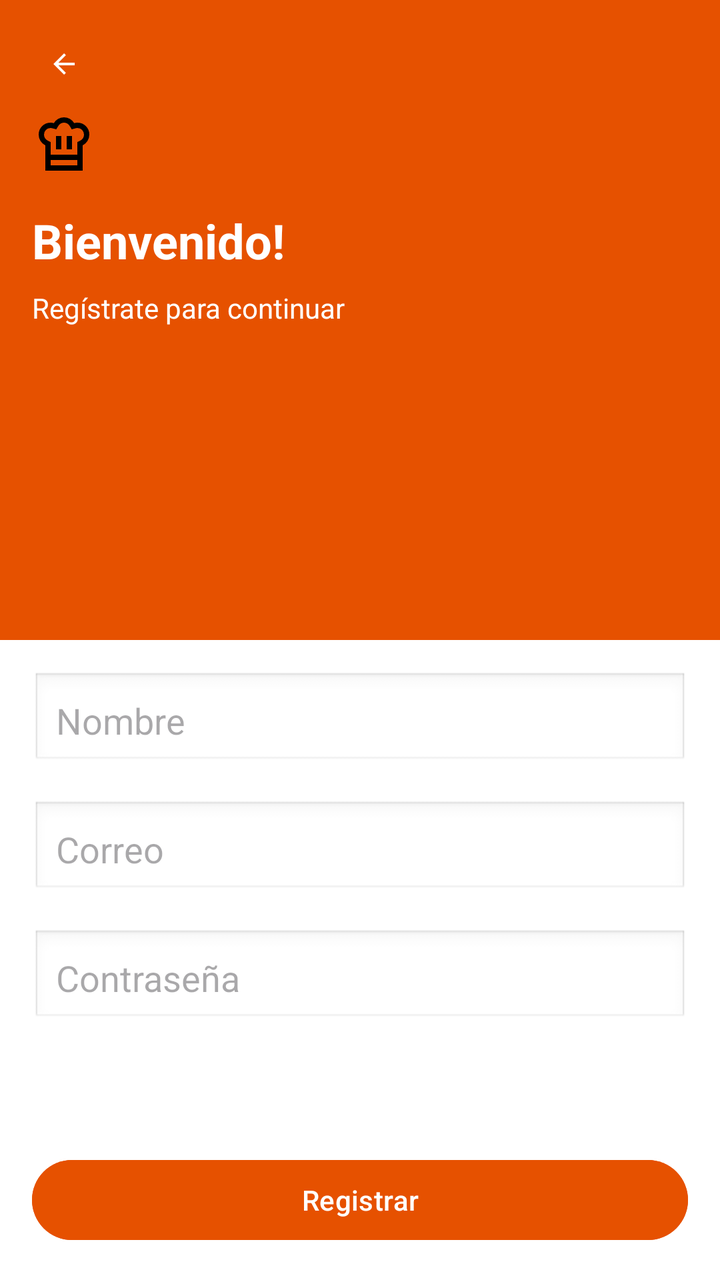
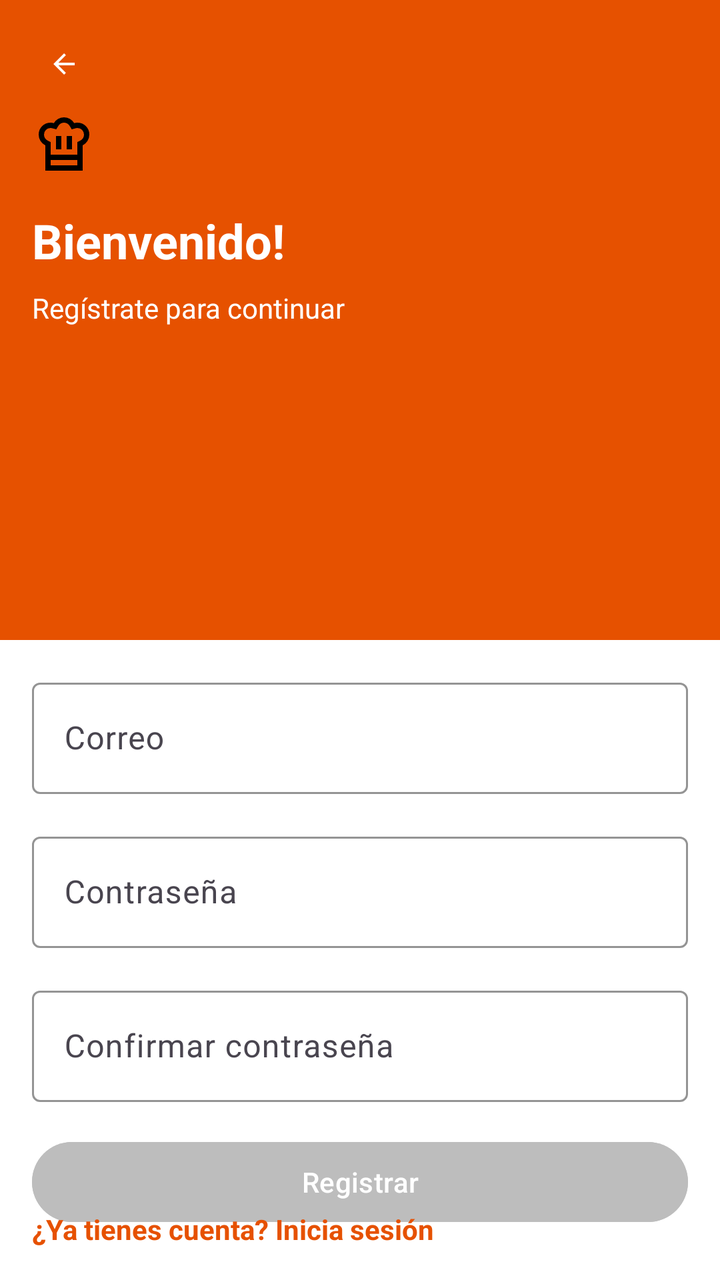

The first picture is an Android layout as it rendered before a commit; the second is the same layout after the commit. The layout source and the unified diff follow.
<!-- AndroidManifest.xml: application theme Theme.ZambuRecetas -->
<!-- res/layout/fragment_register.xml -->
<?xml version="1.0" encoding="utf-8"?>
<androidx.constraintlayout.widget.ConstraintLayout
    xmlns:android="http://schemas.android.com/apk/res/android"
    xmlns:app="http://schemas.android.com/apk/res-auto"
    xmlns:tools="http://schemas.android.com/tools"
    android:layout_width="match_parent"
    android:layout_height="match_parent"
    tools:context=".Register">

    <View
        android:id="@+id/viewOrange"
        android:layout_width="0dp"
        android:layout_height="0dp"
        android:background="#E65100"
        app:layout_constraintBottom_toTopOf="@+id/viewWhite"
        app:layout_constraintEnd_toEndOf="parent"
        app:layout_constraintStart_toStartOf="parent"
        app:layout_constraintTop_toTopOf="parent"
        app:layout_constraintVertical_weight="1" />

    <View
        android:id="@+id/viewWhite"
        android:layout_width="0dp"
        android:layout_height="0dp"
        android:background="#FFFFFF"
        app:layout_constraintBottom_toBottomOf="parent"
        app:layout_constraintEnd_toEndOf="parent"
        app:layout_constraintStart_toStartOf="parent"
        app:layout_constraintTop_toBottomOf="@+id/viewOrange"
        app:layout_constraintVertical_weight="1" />

    <ImageButton
        android:id="@+id/btnBack"
        android:layout_width="32dp"
        android:layout_height="32dp"
        android:layout_marginStart="16dp"
        android:layout_marginTop="16dp"
        android:background="@android:color/transparent"
        android:contentDescription="Regresar"
        android:src="@drawable/icono_atras"
        app:layout_constraintStart_toStartOf="parent"
        app:layout_constraintTop_toTopOf="parent"
        app:tint="#FFFFFF" />

    <ImageView
        android:id="@+id/ivLogo"
        android:layout_width="32dp"
        android:layout_height="32dp"
        android:layout_marginStart="16dp"
        android:layout_marginTop="8dp"
        android:contentDescription="Logo"
        android:src="@drawable/icono_login"
        app:layout_constraintStart_toStartOf="parent"
        app:layout_constraintTop_toBottomOf="@+id/btnBack" />

    <TextView
        android:id="@+id/tvTitle"
        android:layout_width="wrap_content"
        android:layout_height="wrap_content"
        android:layout_marginStart="16dp"
        android:layout_marginTop="16dp"
        android:text="Bienvenido!"
        android:textColor="#FFFFFF"
        android:textSize="24sp"
        android:textStyle="bold"
        app:layout_constraintStart_toStartOf="parent"
        app:layout_constraintTop_toBottomOf="@+id/ivLogo" />

    <TextView
        android:id="@+id/tvSubtitle"
        android:layout_width="wrap_content"
        android:layout_height="wrap_content"
        android:layout_marginStart="16dp"
        android:layout_marginTop="8dp"
        android:text="Regístrate para continuar"
        android:textColor="#FFFFFF"
        android:textSize="14sp"
        app:layout_constraintStart_toStartOf="parent"
        app:layout_constraintTop_toBottomOf="@+id/tvTitle" />

    <EditText
        android:id="@+id/etName"
        android:layout_width="0dp"
        android:layout_height="wrap_content"
        android:layout_marginStart="16dp"
        android:layout_marginTop="16dp"
        android:layout_marginEnd="16dp"
        android:background="@android:drawable/edit_text"
        android:hint="Nombre"
        android:inputType="textPersonName"
        android:padding="12dp"
        app:layout_constraintEnd_toEndOf="parent"
        app:layout_constraintStart_toStartOf="parent"
        app:layout_constraintTop_toTopOf="@+id/viewWhite" />

    <EditText
        android:id="@+id/etEmail"
        android:layout_width="0dp"
        android:layout_height="wrap_content"
        android:layout_marginStart="16dp"
        android:layout_marginTop="16dp"
        android:layout_marginEnd="16dp"
        android:background="@android:drawable/edit_text"
        android:hint="Correo"
        android:inputType="textEmailAddress"
        android:padding="12dp"
        app:layout_constraintEnd_toEndOf="parent"
        app:layout_constraintStart_toStartOf="parent"
        app:layout_constraintTop_toBottomOf="@+id/etName" />

    <EditText
        android:id="@+id/etPassword"
        android:layout_width="0dp"
        android:layout_height="wrap_content"
        android:layout_marginStart="16dp"
        android:layout_marginTop="16dp"
        android:layout_marginEnd="16dp"
        android:background="@android:drawable/edit_text"
        android:hint="Contraseña"
        android:inputType="textPassword"
        android:padding="12dp"
        app:layout_constraintEnd_toEndOf="parent"
        app:layout_constraintStart_toStartOf="parent"
        app:layout_constraintTop_toBottomOf="@+id/etEmail" />

    <Button
        android:id="@+id/btnRegister"
        android:layout_width="0dp"
        android:layout_height="wrap_content"
        android:layout_marginStart="16dp"
        android:layout_marginEnd="16dp"
        android:layout_marginBottom="16dp"
        android:backgroundTint="#E65100"
        android:text="Registrar"
        android:textColor="#FFFFFF"
        app:layout_constraintBottom_toBottomOf="parent"
        app:layout_constraintEnd_toEndOf="parent"
        app:layout_constraintStart_toStartOf="parent" />

</androidx.constraintlayout.widget.ConstraintLayout>
<!-- resources referenced by this layout -->
<resources>
  <!-- drawable icono_atras (drawable) -->
  <vector xmlns:android="http://schemas.android.com/apk/res/android" android:autoMirrored="true" android:height="16dp" android:tint="#000000" android:viewportHeight="960" android:viewportWidth="960" android:width="16dp">
        
      <path android:fillColor="@android:color/white" android:pathData="M313,520L537,744L480,800L160,480L480,160L537,216L313,440L800,440L800,520L313,520Z"/>
      
  </vector>
  <!-- drawable icono_login (drawable) -->
  <vector xmlns:android="http://schemas.android.com/apk/res/android" android:height="16dp" android:tint="#000000" android:viewportHeight="960" android:viewportWidth="960" android:width="16dp">
        
      <path android:fillColor="@android:color/white" android:pathData="M360,560L440,560L440,360L360,360L360,560ZM200,500Q154,477 127,433.5Q100,390 100,339Q100,264 151.5,212Q203,160 278,160Q290,160 302.5,162Q315,164 327,167L327,167L327,167Q352,126 392,103Q432,80 480,80Q528,80 568,103Q608,126 633,167L633,167L633,167Q645,164 657,162Q669,160 682,160Q757,160 808.5,212Q860,264 860,339Q860,390 833,433.5Q806,477 760,500L760,720L200,720L200,500ZM520,560L600,560L600,360L520,360L520,560ZM280,640L680,640L680,451L724,429Q750,416 765,392.5Q780,369 780,340Q780,298 751.5,269Q723,240 682,240Q671,240 662,242Q653,244 643,247L596,260L565,208Q551,185 528.5,172.5Q506,160 480,160Q454,160 431.5,172.5Q409,185 395,208L364,260L316,247Q306,245 296.5,242.5Q287,240 277,240Q236,240 208,269Q180,298 180,340Q180,369 195,392.5Q210,416 236,429L280,451L280,640ZM200,720L280,720L280,800L680,800L680,720L760,720L760,880L200,880L200,720ZM480,640L480,640L480,640Q480,640 480,640Q480,640 480,640Q480,640 480,640Q480,640 480,640Q480,640 480,640Q480,640 480,640L480,640L480,640Q480,640 480,640Q480,640 480,640Q480,640 480,640Q480,640 480,640L480,640L480,640Q480,640 480,640Q480,640 480,640Q480,640 480,640Q480,640 480,640Q480,640 480,640Q480,640 480,640L480,640L480,640Z"/>
      
  </vector>
  <style name="Theme.ZambuRecetas" parent="Base.Theme.ZambuRecetas" />
  <style name="Base.Theme.ZambuRecetas" parent="Theme.Material3.DayNight.NoActionBar">
          
          
      </style>
</resources>

<!-- the commit's change to res/layout/fragment_register.xml (unified diff, before → after) -->
@@ -5,7 +5,7 @@
     xmlns:tools="http://schemas.android.com/tools"
     android:layout_width="match_parent"
     android:layout_height="match_parent"
-    tools:context=".Register">
+    tools:context=".onboarding.signUp.Register">
 
     <View
         android:id="@+id/viewOrange"
@@ -38,12 +38,12 @@
         android:background="@android:color/transparent"
         android:contentDescription="Regresar"
         android:src="@drawable/icono_atras"
+        android:tint="#FFFFFF"
         app:layout_constraintStart_toStartOf="parent"
-        app:layout_constraintTop_toTopOf="parent"
-        app:tint="#FFFFFF" />
+        app:layout_constraintTop_toTopOf="parent" />
 
     <ImageView
-        android:id="@+id/ivLogo"
+        android:id="@+id/imageView"
         android:layout_width="32dp"
         android:layout_height="32dp"
         android:layout_marginStart="16dp"
@@ -64,7 +64,7 @@
         android:textSize="24sp"
         android:textStyle="bold"
         app:layout_constraintStart_toStartOf="parent"
-        app:layout_constraintTop_toBottomOf="@+id/ivLogo" />
+        app:layout_constraintTop_toBottomOf="@+id/imageView" />
 
     <TextView
         android:id="@+id/tvSubtitle"
@@ -78,61 +78,102 @@
         app:layout_constraintStart_toStartOf="parent"
         app:layout_constraintTop_toBottomOf="@+id/tvTitle" />
 
-    <EditText
-        android:id="@+id/etName"
+    <com.google.android.material.textfield.TextInputLayout
+        android:id="@+id/emailTil"
+        style="@style/Widget.Material3.TextInputLayout.OutlinedBox"
         android:layout_width="0dp"
         android:layout_height="wrap_content"
         android:layout_marginStart="16dp"
         android:layout_marginTop="16dp"
         android:layout_marginEnd="16dp"
-        android:background="@android:drawable/edit_text"
-        android:hint="Nombre"
-        android:inputType="textPersonName"
-        android:padding="12dp"
+        android:hint="Correo"
+        app:boxStrokeColor="#E65100"
+        app:hintTextColor="#E65100"
         app:layout_constraintEnd_toEndOf="parent"
         app:layout_constraintStart_toStartOf="parent"
-        app:layout_constraintTop_toTopOf="@+id/viewWhite" />
+        app:layout_constraintTop_toTopOf="@+id/viewWhite">
 
-    <EditText
-        android:id="@+id/etEmail"
+        <com.google.android.material.textfield.TextInputEditText
+            android:id="@+id/emailTiet"
+            android:layout_width="match_parent"
+            android:layout_height="wrap_content"
+            android:inputType="textEmailAddress" />
+
+    </com.google.android.material.textfield.TextInputLayout>
+
+    <com.google.android.material.textfield.TextInputLayout
+        android:id="@+id/passwordTil"
+        style="@style/Widget.Material3.TextInputLayout.OutlinedBox"
         android:layout_width="0dp"
         android:layout_height="wrap_content"
         android:layout_marginStart="16dp"
         android:layout_marginTop="16dp"
         android:layout_marginEnd="16dp"
-        android:background="@android:drawable/edit_text"
-        android:hint="Correo"
-        android:inputType="textEmailAddress"
-        android:padding="12dp"
+        android:hint="Contraseña"
+        app:boxStrokeColor="#E65100"
+        app:hintTextColor="#E65100"
         app:layout_constraintEnd_toEndOf="parent"
         app:layout_constraintStart_toStartOf="parent"
-        app:layout_constraintTop_toBottomOf="@+id/etName" />
+        app:layout_constraintTop_toBottomOf="@+id/emailTil">
 
-    <EditText
-        android:id="@+id/etPassword"
+        <com.google.android.material.textfield.TextInputEditText
+            android:id="@+id/passwordTiet"
+            android:layout_width="match_parent"
+            android:layout_height="wrap_content"
+            android:inputType="textPassword" />
+
+    </com.google.android.material.textfield.TextInputLayout>
+
+    <com.google.android.material.textfield.TextInputLayout
+        android:id="@+id/confirmPasswordTil"
+        style="@style/Widget.Material3.TextInputLayout.OutlinedBox"
         android:layout_width="0dp"
         android:layout_height="wrap_content"
         android:layout_marginStart="16dp"
         android:layout_marginTop="16dp"
         android:layout_marginEnd="16dp"
-        android:background="@android:drawable/edit_text"
-        android:hint="Contraseña"
-        android:inputType="textPassword"
-        android:padding="12dp"
+        android:hint="Confirmar contraseña"
+        app:boxStrokeColor="#E65100"
+        app:hintTextColor="#E65100"
         app:layout_constraintEnd_toEndOf="parent"
         app:layout_constraintStart_toStartOf="parent"
-        app:layout_constraintTop_toBottomOf="@+id/etEmail" />
+        app:layout_constraintTop_toBottomOf="@+id/passwordTil">
 
-    <Button
-        android:id="@+id/btnRegister"
+        <com.google.android.material.textfield.TextInputEditText
+            android:id="@+id/confirmPasswordTiet"
+            android:layout_width="match_parent"
+            android:layout_height="wrap_content"
+            android:inputType="textPassword" />
+
+    </com.google.android.material.textfield.TextInputLayout>
+
+    <com.google.android.material.button.MaterialButton
+        android:id="@+id/signInButton"
+        android:layout_width="0dp"
+        android:layout_height="wrap_content"
+        android:layout_marginStart="16dp"
+        android:layout_marginTop="16dp"
+        android:layout_marginEnd="16dp"
+        android:backgroundTint="@color/button_background"
+        android:enabled="false"
+        android:text="Registrar"
+        android:textColor="@color/button_text_color"
+        app:layout_constraintEnd_toEndOf="parent"
+        app:layout_constraintStart_toStartOf="parent"
+        app:layout_constraintTop_toBottomOf="@+id/confirmPasswordTil" />
+
+    <TextView
+        android:id="@+id/registerText"
         android:layout_width="0dp"
         android:layout_height="wrap_content"
         android:layout_marginStart="16dp"
         android:layout_marginEnd="16dp"
         android:layout_marginBottom="16dp"
-        android:backgroundTint="#E65100"
-        android:text="Registrar"
-        android:textColor="#FFFFFF"
+        android:text="¿Ya tienes cuenta? Inicia sesión"
+        android:textColor="#E65100"
+        android:textStyle="bold"
+        android:clickable="true"
+        android:focusable="true"
         app:layout_constraintBottom_toBottomOf="parent"
         app:layout_constraintEnd_toEndOf="parent"
         app:layout_constraintStart_toStartOf="parent" />
